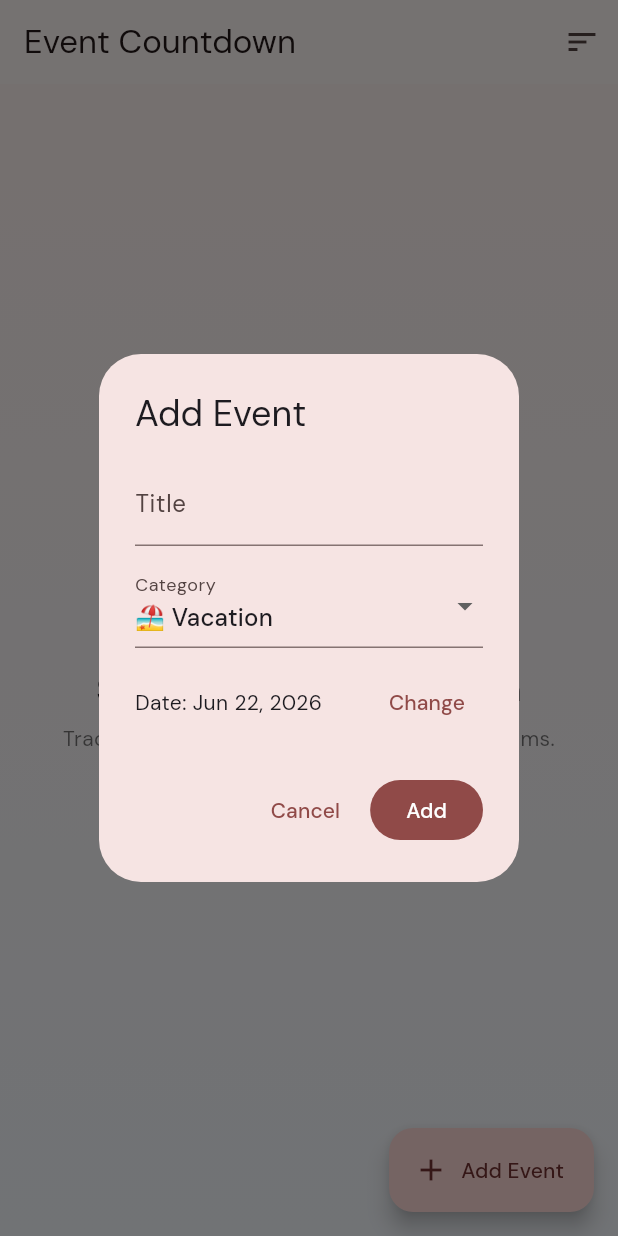
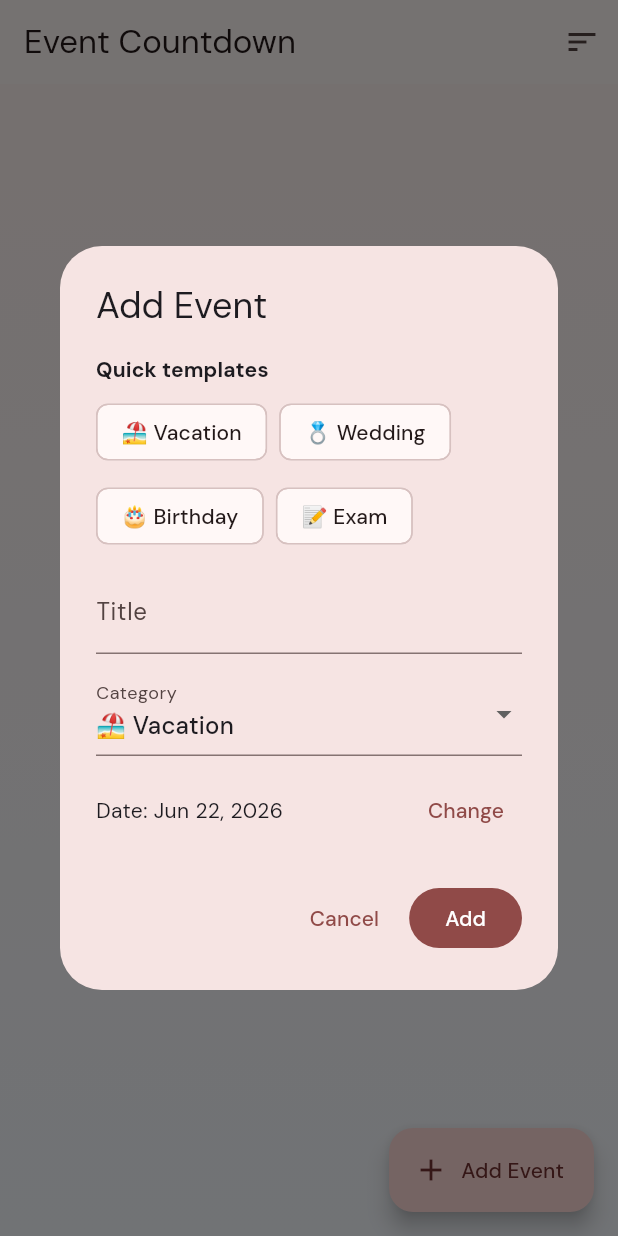
Before and after one commit to Gamellan/EventCountdown, a Flutter app: the screen it shows after launch, after a tap on "Add Event", on a phone screen of 412 x 824 dp. Run offline on Flutter 3.47's test engine with Material 3 defaults, Android fonts, the light colour scheme and no system bars; our stand-ins replace google_fonts, shared_preferences; missing offline and left inert: home_widget.

Commit message:
feat: add quick event templates in create dialog

```diff
--- a/lib/main.dart
+++ b/lib/main.dart
@@ -77,6 +77,13 @@ class _EventHomePageState extends State<EventHomePage> {
     {'name': 'Birthday', 'emoji': '🎂'},
     {'name': 'Exam', 'emoji': '📝'},
     {'name': 'Custom', 'emoji': '⭐'},
+  ];
+
+  static const List<Map<String, dynamic>> _quickTemplates = [
+    {'label': '🏖️ Vacation', 'title': 'Summer Vacation', 'category': 'Vacation', 'days': 90},
+    {'label': '💍 Wedding', 'title': 'Wedding Day', 'category': 'Wedding', 'days': 120},
+    {'label': '🎂 Birthday', 'title': 'Birthday Party', 'category': 'Birthday', 'days': 30},
+    {'label': '📝 Exam', 'title': 'Final Exam', 'category': 'Exam', 'days': 21},
   ];
 
   final List<CountdownEvent> _events = [];
@@ -212,9 +219,41 @@ class _EventHomePageState extends State<EventHomePage> {
               title: Text(editing == null ? 'Add Event' : 'Edit Event'),
               content: Form(
                 key: formKey,
+                child: SingleChildScrollView(
                   child: Column(
                     mainAxisSize: MainAxisSize.min,
+                    crossAxisAlignment: CrossAxisAlignment.start,
                     children: [
+                      if (editing == null) ...[
+                        Text(
+                          'Quick templates',
+                          style: Theme.of(context).textTheme.labelLarge?.copyWith(
+                                fontWeight: FontWeight.w700,
+                              ),
+                        ),
+                        const SizedBox(height: 8),
+                        Wrap(
+                          spacing: 8,
+                          runSpacing: 8,
+                          children: _quickTemplates
+                              .map(
+                                (template) => ActionChip(
+                                  label: Text(template['label'] as String),
+                                  onPressed: () {
+                                    setDialogState(() {
+                                      titleController.text = template['title'] as String;
+                                      selectedCategory = template['category'] as String;
+                                      selectedDate = DateTime.now().add(
+                                        Duration(days: template['days'] as int),
+                                      );
+                                    });
+                                  },
+                                ),
+                              )
+                              .toList(growable: false),
+                        ),
+                        const SizedBox(height: 12),
+                      ],
                       TextFormField(
                         controller: titleController,
                         decoration: const InputDecoration(labelText: 'Title'),
@@ -264,6 +303,7 @@ class _EventHomePageState extends State<EventHomePage> {
                         ],
                       ),
                     ],
+                  ),
                 ),
               ),
               actions: [
```
Lines whose indentation alone changed are shown as unchanged.
